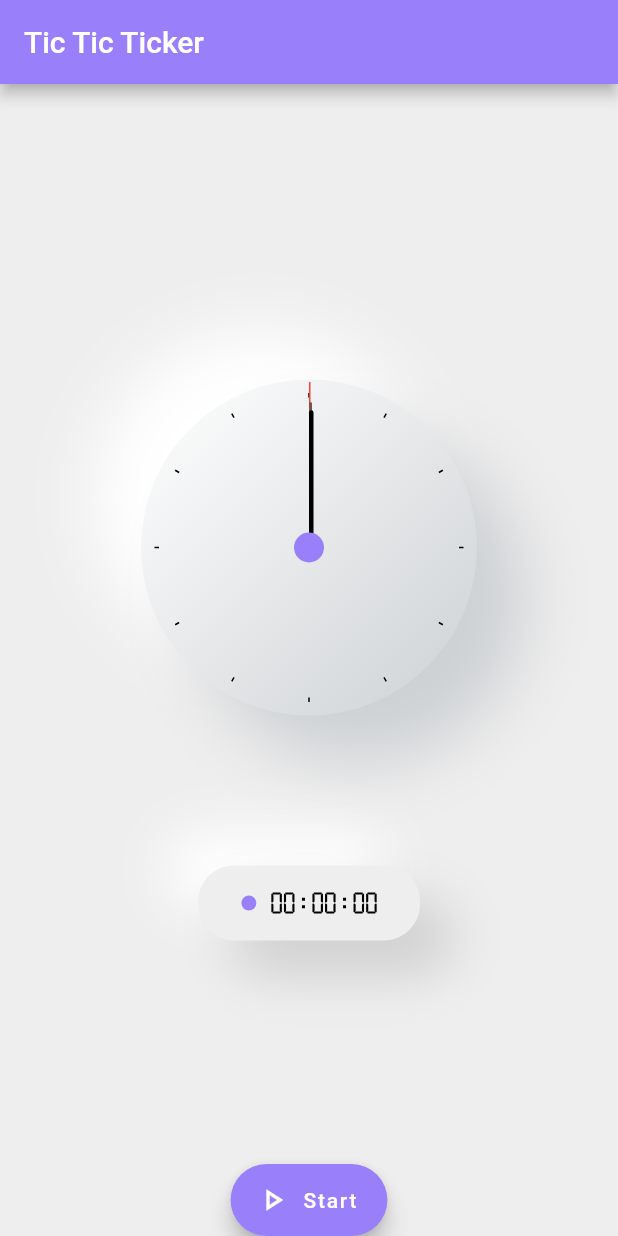
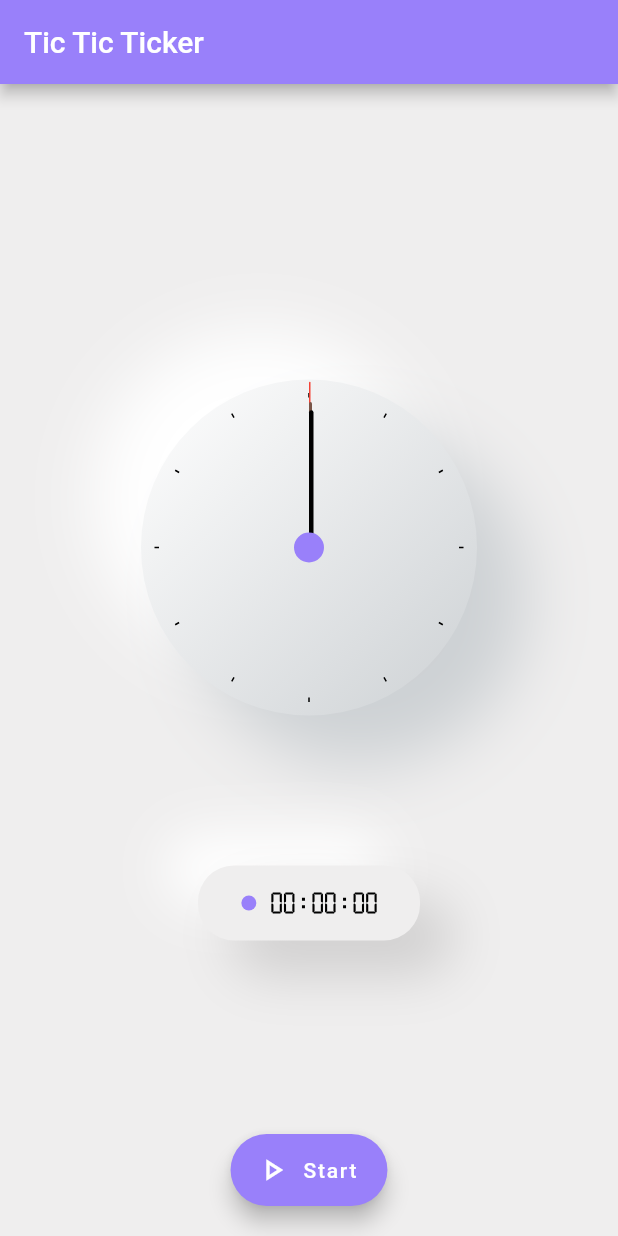
Before and after one commit to ksadanand172/Clock-Tick, a Flutter app: the screen it shows after launch, on a phone screen of 412 x 824 dp. Run offline on Flutter 3.47's test engine with Material 2 defaults, Android fonts, the phone set to English and light mode, and no system bars.

Commit message:
added bottom padding to start/stop button

```diff
--- a/lib/main.dart
+++ b/lib/main.dart
@@ -90,7 +90,9 @@ class _TicTicTickerState extends State<TicTicTicker> {
           ),
         ],
       ),
-      floatingActionButton: FloatingActionButton.extended(
+      floatingActionButton: Padding(
+        padding: const EdgeInsets.only(bottom: 20),
+        child: FloatingActionButton.extended(
           onPressed: () {
             if (!isStarted) {
               _startCounter();
@@ -103,6 +105,7 @@ class _TicTicTickerState extends State<TicTicTicker> {
           backgroundColor: const Color(0xff9980fa),
           label: Text(isStarted ? "Stop" : "Start"),
         ),
+      ),
       floatingActionButtonLocation: FloatingActionButtonLocation.centerDocked,
     );
   }
```
Lines whose indentation alone changed are shown as unchanged.
